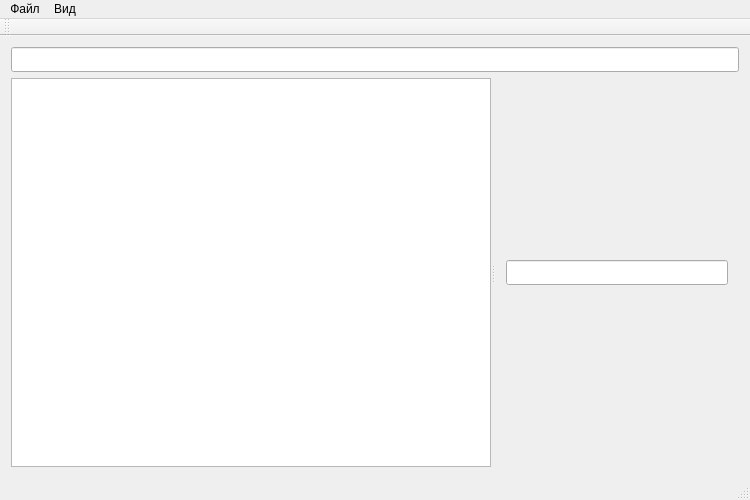
Before: the Qt Designer form mainwindow.ui in eugeen3/FileManager, drawn with Qt 5.
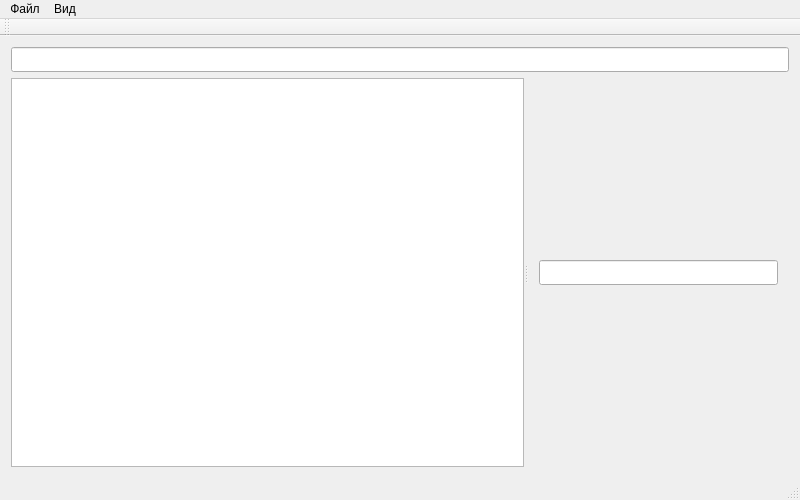
After: the same form once the commit is applied.

Diff of the .ui file:
```diff
--- a/mainwindow.ui
+++ b/mainwindow.ui
@@ -6,7 +6,7 @@
    <rect>
     <x>0</x>
     <y>0</y>
-    <width>750</width>
+    <width>800</width>
     <height>500</height>
    </rect>
   </property>
@@ -119,7 +119,7 @@
     <rect>
      <x>0</x>
      <y>0</y>
-     <width>750</width>
+     <width>800</width>
      <height>20</height>
     </rect>
    </property>
```
